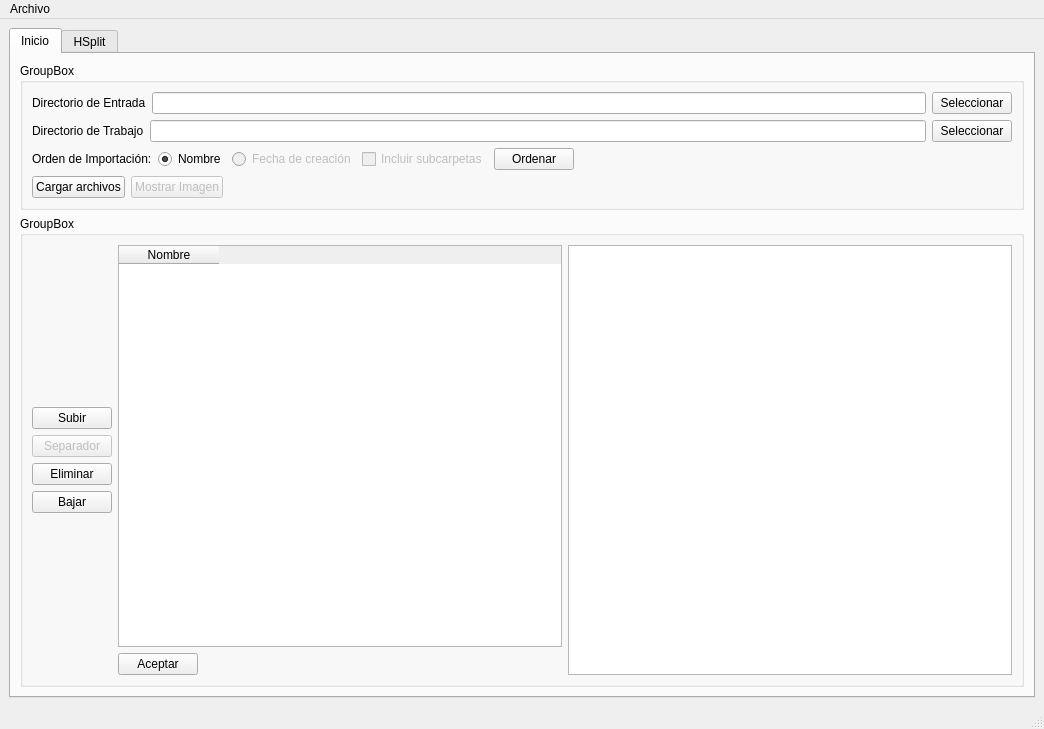
This is gui/mainWindow.ui in robante15/MangaPDFPrintable as Qt 5 draws it before an edit. The edited form follows.
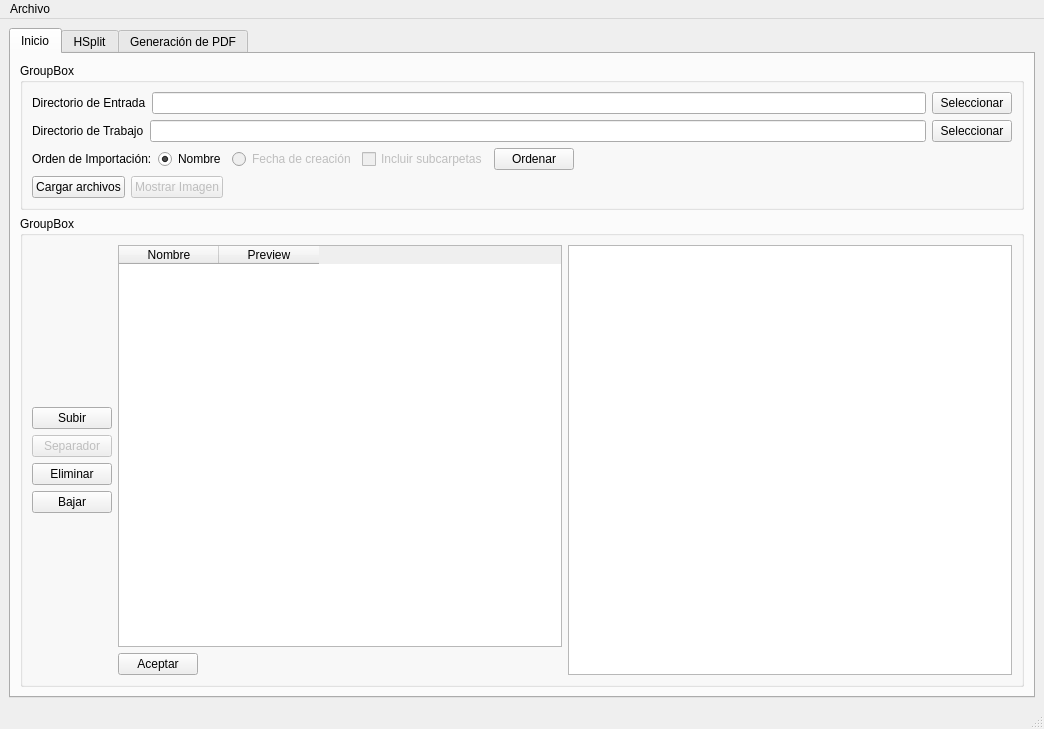
This is the edited form.

What changed in the file:
```diff
--- a/gui/mainWindow.ui
+++ b/gui/mainWindow.ui
@@ -253,6 +253,11 @@
                  <string>Nombre</string>
                 </property>
                </column>
+               <column>
+                <property name="text">
+                 <string>Preview</string>
+                </property>
+               </column>
               </widget>
              </item>
              <item>
@@ -405,6 +410,11 @@
         </item>
        </layout>
       </widget>
+      <widget class="QWidget" name="tab_3">
+       <attribute name="title">
+        <string>Generación de PDF</string>
+       </attribute>
+      </widget>
      </widget>
     </item>
    </layout>
```
Left out of the diff: 5 changed lines with no effect on the pictures.
